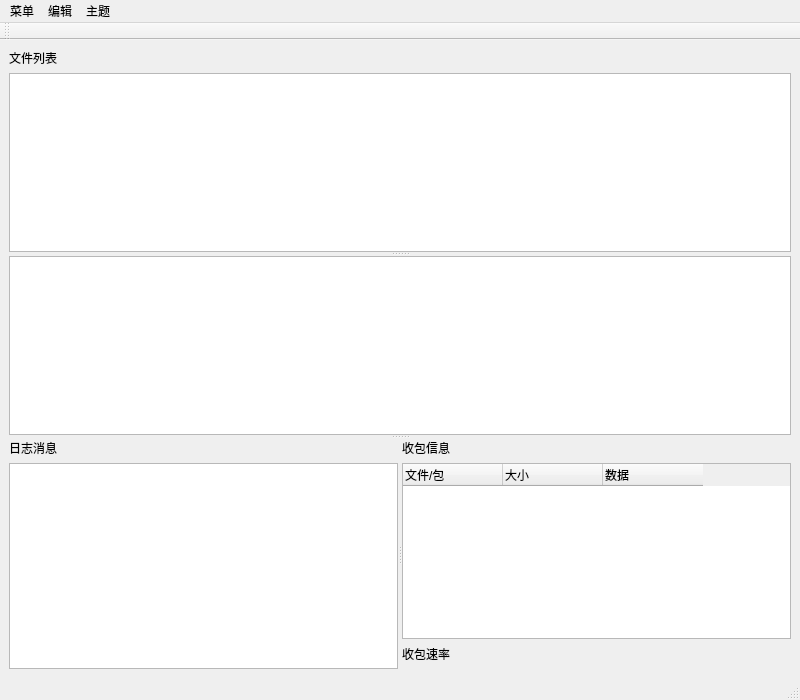
Qt form PageUI/mainPage.ui (lxambulance/CoLoRagent) before a commit.
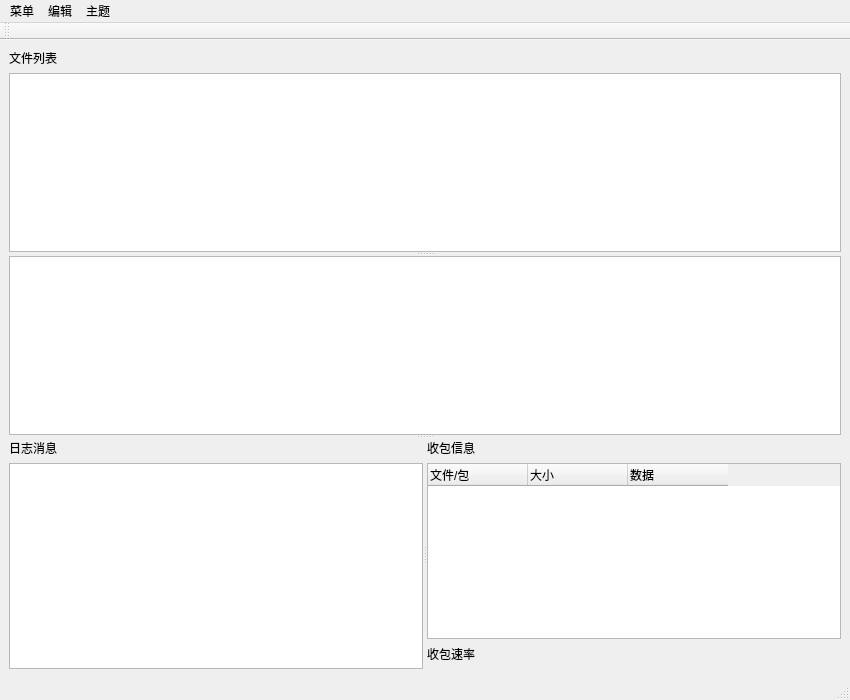
The same form after that commit. Icons and pictures are not drawn. Custom widgets are drawn as their Qt base class.

Diff of the .ui file:
```diff
--- a/PageUI/mainPage.ui
+++ b/PageUI/mainPage.ui
@@ -6,7 +6,7 @@
    <rect>
     <x>0</x>
     <y>0</y>
-    <width>800</width>
+    <width>850</width>
     <height>700</height>
    </rect>
   </property>
@@ -134,7 +134,7 @@
     <rect>
      <x>0</x>
      <y>0</y>
-     <width>800</width>
+     <width>850</width>
      <height>23</height>
     </rect>
    </property>
```
